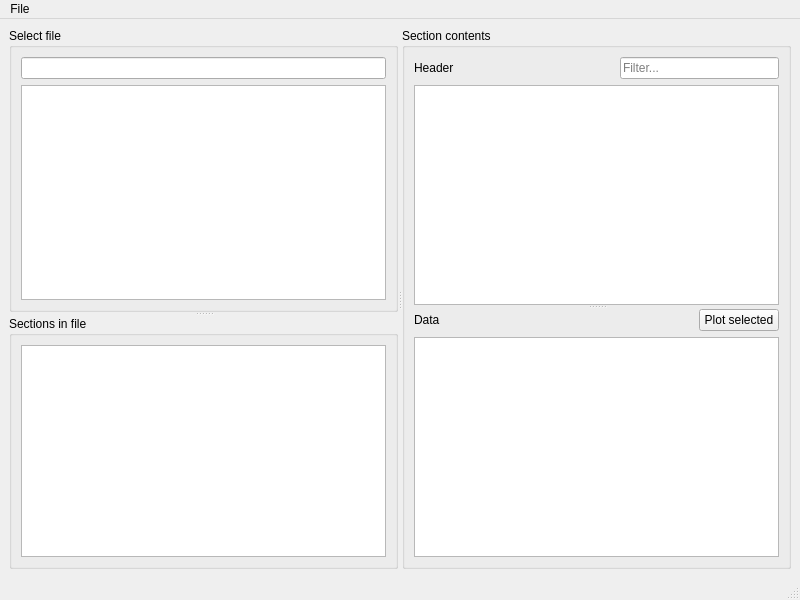
This is mainwindow.ui in scummos/pyfitsviewer as Qt 5 draws it before an edit. The edited form follows.
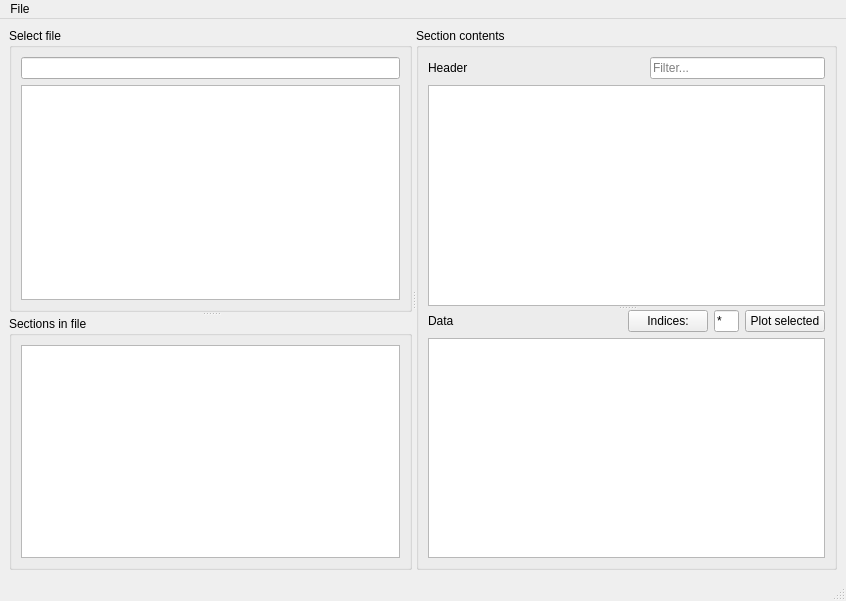
This is the edited form.

Commit message: allow selecting a column from array data

```diff
--- a/mainwindow.ui
+++ b/mainwindow.ui
@@ -6,8 +6,8 @@
    <rect>
     <x>0</x>
     <y>0</y>
-    <width>800</width>
-    <height>600</height>
+    <width>846</width>
+    <height>601</height>
    </rect>
   </property>
   <property name="windowTitle">
@@ -138,6 +138,29 @@
                 </property>
                </spacer>
               </item>
+              <item>
+               <widget class="QPushButton" name="indicesButton">
+                <property name="toolTip">
+                 <string>&lt;html&gt;&lt;head/&gt;&lt;body&gt;&lt;p&gt;Use this index when the selected data field contains an array.&lt;/p&gt;&lt;p&gt;* to leave array untouched.&lt;/p&gt;&lt;p&gt;Click to reset to &amp;quot;*&amp;quot;.&lt;/p&gt;&lt;/body&gt;&lt;/html&gt;</string>
+                </property>
+                <property name="text">
+                 <string>Indices:</string>
+                </property>
+               </widget>
+              </item>
+              <item>
+               <widget class="QLineEdit" name="indicesLineEdit">
+                <property name="maximumSize">
+                 <size>
+                  <width>25</width>
+                  <height>16777215</height>
+                 </size>
+                </property>
+                <property name="text">
+                 <string>*</string>
+                </property>
+               </widget>
+              </item>
               <item>
                <widget class="QPushButton" name="plotButton">
                 <property name="text">
@@ -165,7 +188,7 @@
     <rect>
      <x>0</x>
      <y>0</y>
-     <width>800</width>
+     <width>846</width>
      <height>23</height>
     </rect>
    </property>
```
The commit also changes 2 other files.
